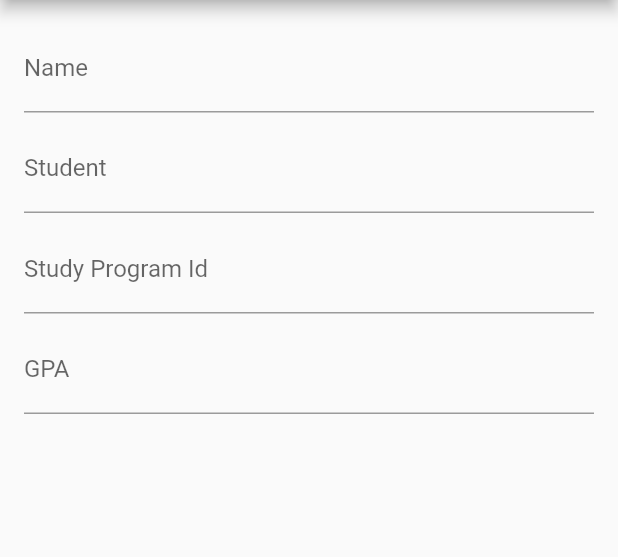
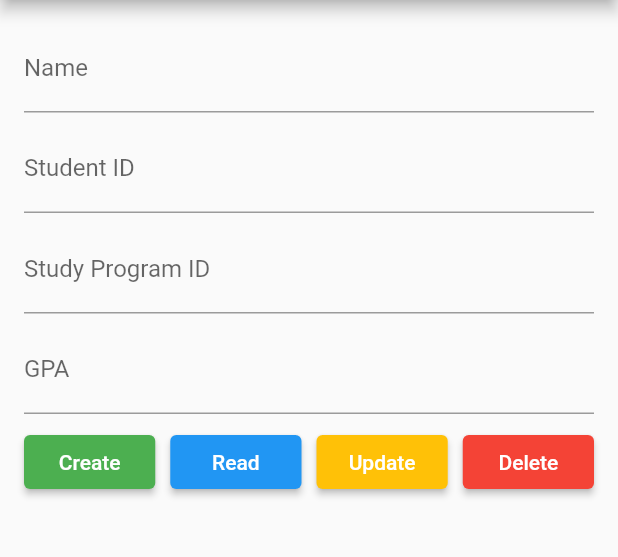
Before and after one commit to devtvas/flutter_firebase, a Flutter app: the screen it shows after launch, on a phone screen of 412 x 824 dp, the part 84-641 px from its top. Run offline on Flutter 3.47's test engine with Material 2 defaults, Android fonts, the phone set to English and light mode, and no system bars.

Commit message:
feat: add btns

```diff
--- a/lib/src/module/home/presentation/home_page.dart
+++ b/lib/src/module/home/presentation/home_page.dart
@@ -1,3 +1,5 @@
+import 'dart:developer';
+
 import 'package:flutter/material.dart';
 
 class HomePage extends StatefulWidget {
@@ -25,6 +27,22 @@ class _HomePageState extends State<HomePage> {
 
   getStudentGPA(gpa) {
     studentGPA = double.parse(gpa);
+  }
+
+  createData() {
+    log('create');
+  }
+
+  readData() {
+    log('read');
+  }
+
+  updateData() {
+    log('update');
+  }
+
+  deleteData() {
+    log('delet');
   }
 
   @override
@@ -56,7 +74,7 @@ class _HomePageState extends State<HomePage> {
               padding: EdgeInsets.only(bottom: 8.0),
               child: TextFormField(
                 decoration: InputDecoration(
-                  labelText: 'Student',
+                  labelText: 'Student ID',
                   fillColor: Colors.white,
                   focusedBorder: OutlineInputBorder(
                     borderSide: BorderSide(color: Colors.blue, width: 2.0),
@@ -71,7 +89,7 @@ class _HomePageState extends State<HomePage> {
               padding: EdgeInsets.only(bottom: 8.0),
               child: TextFormField(
                 decoration: InputDecoration(
-                  labelText: 'Study Program Id',
+                  labelText: 'Study Program ID',
                   fillColor: Colors.white,
                   focusedBorder: OutlineInputBorder(
                     borderSide: BorderSide(color: Colors.blue, width: 2.0),
@@ -97,6 +115,62 @@ class _HomePageState extends State<HomePage> {
                 },
               ),
             ),
+            Row(
+              mainAxisAlignment: MainAxisAlignment.center,
+              children: [
+                Expanded(
+                  child: ElevatedButton(
+                    onPressed: () {
+                      createData();
+                    },
+                    child: Text('Create'),
+                    style: ButtonStyle(
+                      backgroundColor:
+                          MaterialStateProperty.all<Color>(Colors.green),
+                    ),
+                  ),
+                ),
+                SizedBox(
+                  width: 10,
+                ),
+                Expanded(
+                  child: ElevatedButton(
+                    onPressed: () {},
+                    child: Text('Read'),
+                    style: ButtonStyle(
+                      backgroundColor:
+                          MaterialStateProperty.all<Color>(Colors.blue),
+                    ),
+                  ),
+                ),
+                SizedBox(
+                  width: 10,
+                ),
+                Expanded(
+                  child: ElevatedButton(
+                    onPressed: () {},
+                    child: Text('Update'),
+                    style: ButtonStyle(
+                      backgroundColor:
+                          MaterialStateProperty.all<Color>(Colors.amber),
+                    ),
+                  ),
+                ),
+                SizedBox(
+                  width: 10,
+                ),
+                Expanded(
+                  child: ElevatedButton(
+                    onPressed: () {},
+                    child: Text('Delete'),
+                    style: ButtonStyle(
+                      backgroundColor:
+                          MaterialStateProperty.all<Color>(Colors.red),
+                    ),
+                  ),
+                ),
+              ],
+            )
           ],
         ),
       ),
```
